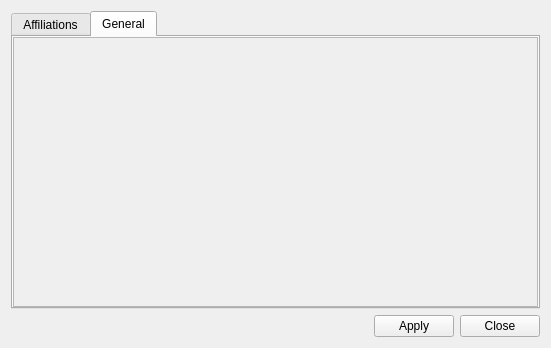
First picture: the form in configureroom.ui, repository HappySeaFox/tht, before the edit.
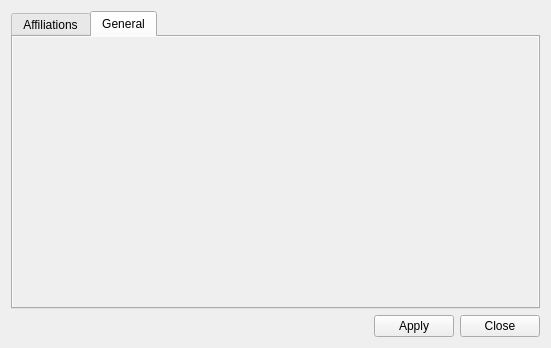
Second picture: the form after the edit. The open tabs and pages were chosen to show the change.

Commit message: Remove frame in scrollarea

Patch:
```diff
--- a/configureroom.ui
+++ b/configureroom.ui
@@ -144,6 +144,9 @@
        </property>
        <item row="0" column="0">
         <widget class="QScrollArea" name="scrollArea">
+         <property name="frameShape">
+          <enum>QFrame::NoFrame</enum>
+         </property>
          <property name="widgetResizable">
           <bool>true</bool>
          </property>
@@ -152,8 +155,8 @@
            <rect>
             <x>0</x>
             <y>0</y>
-            <width>98</width>
-            <height>28</height>
+            <width>527</width>
+            <height>273</height>
            </rect>
           </property>
          </widget>
```
The commit also changes 4 other files.
